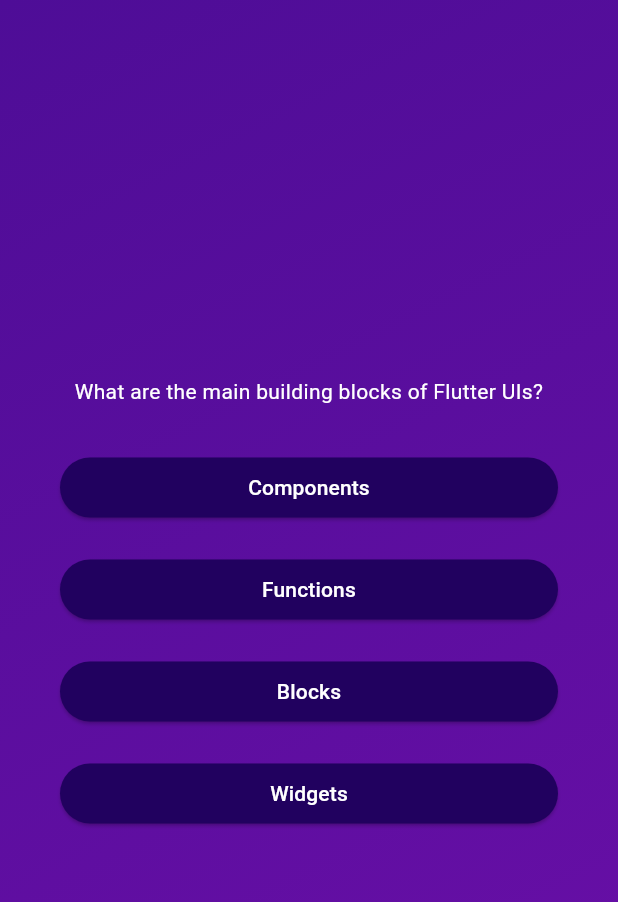
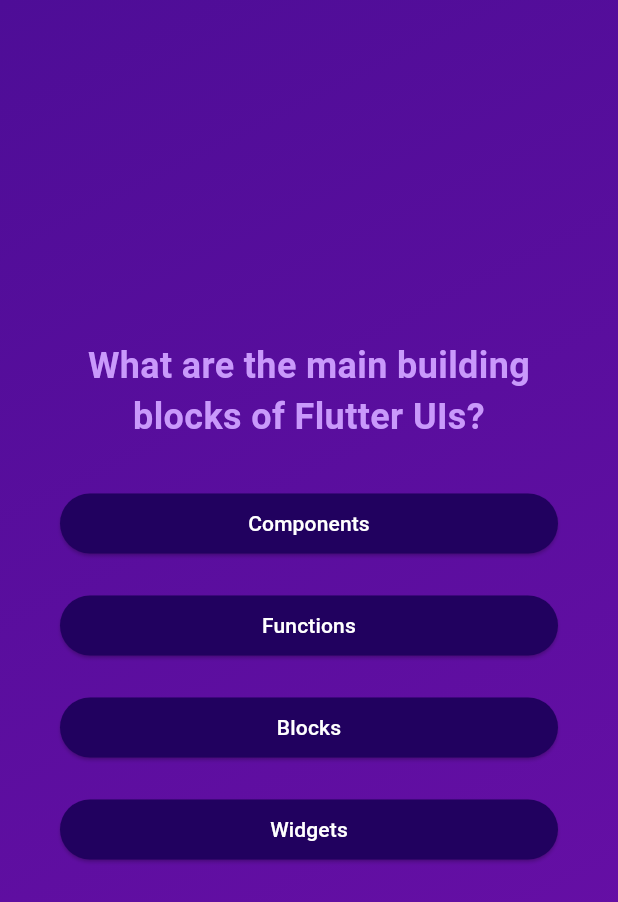
Before and after one commit to bennykim/mniii-flutter-daily-tracker, a Flutter app: the screen it shows after launch, after a tap on "Start Quiz", on a phone screen of 412 x 824 dp. Shown: the top 902 px of the screen. Run offline on Flutter 3.47's test engine with Material 3 defaults, Android fonts, the phone set to English and light mode, and no system bars; our stand-ins replace flutter_dotenv, google_fonts, shared_preferences; network calls fail.

Commit message:
feat: Upgrade flutter and add google fonts dependency

```diff
--- a/lib/screens/quiz/questions_screen.dart
+++ b/lib/screens/quiz/questions_screen.dart
@@ -1,4 +1,6 @@
 import 'package:flutter/material.dart';
+import 'package:google_fonts/google_fonts.dart';
+
 import 'package:mniii_flutter_daily_tracker/widgets/answer_button.dart';
 import 'package:mniii_flutter_daily_tracker/data/questions.dart';
 
@@ -32,8 +34,10 @@
           children: [
             Text(
               currentQuestion.text,
-              style: const TextStyle(
-                color: Colors.white,
+              style: GoogleFonts.roboto(
+                color: const Color.fromARGB(255, 201, 153, 251),
+                fontSize: 24,
+                fontWeight: FontWeight.bold,
               ),
               textAlign: TextAlign.center,
             ),
--- a/lib/screens/quiz/start_screen.dart
+++ b/lib/screens/quiz/start_screen.dart
@@ -1,4 +1,5 @@
 import 'package:flutter/material.dart';
+import 'package:google_fonts/google_fonts.dart';
 
 class StartScreen extends StatelessWidget {
   const StartScreen(this.startQuiz, {super.key});
@@ -19,11 +20,12 @@
           const SizedBox(
             height: 80,
           ),
-          const Text(
+          Text(
             'Quiz the fun way!',
-            style: TextStyle(
-              color: Color.fromARGB(255, 237, 223, 252),
-              fontSize: 24,
+            style: GoogleFonts.roboto(
+              color: const Color.fromARGB(255, 237, 223, 252),
+              fontSize: 40,
+              fontWeight: FontWeight.bold,
             ),
           ),
           const SizedBox(
--- a/pubspec.yaml
+++ b/pubspec.yaml
@@ -38,6 +38,7 @@
   http: ^1.1.0
   url_launcher: ^6.1.14
   shared_preferences: ^2.2.2
+  google_fonts: ^6.1.0
 
 dev_dependencies:
   flutter_test:
@@ -48,7 +49,7 @@
   # activated in the `analysis_options.yaml` file located at the root of your
   # package. See that file for information about deactivating specific lint
   # rules and activating additional ones.
-  flutter_lints: ^2.0.0
+  flutter_lints: ^3.0.1
 
 # For information on the generic Dart part of this file, see the
 # following page: https://dart.dev/tools/pub/pubspec
```
Also changed, not shown: pubspec.lock, 1 other file.
